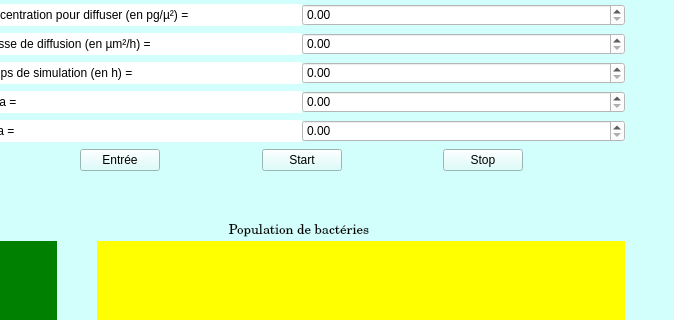
First picture: the form in Application/src/Ui_Simulation.ui, repository enzo-viguier/Cellulose-21, before the edit; both pictures show x 521 to 1195 and y 234 to 554 of the 1195 by 844 pixel window.
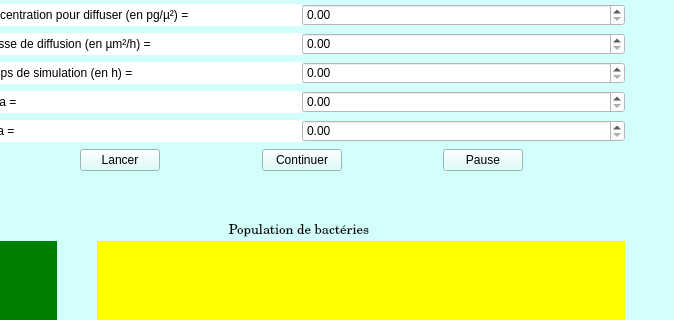
Second picture: the form after the edit. Custom widgets are drawn as their Qt base class.

Commit message: Changement de l'interface (nom des boutons)

```diff
--- a/Application/src/Ui_Simulation.ui
+++ b/Application/src/Ui_Simulation.ui
@@ -362,7 +362,7 @@
                  </size>
                 </property>
                 <property name="text">
-                 <string>Entrée</string>
+                 <string>Lancer</string>
                 </property>
                </widget>
               </item>
@@ -382,7 +382,7 @@
               <item>
                <widget class="QPushButton" name="start">
                 <property name="text">
-                 <string>Start</string>
+                 <string>Continuer</string>
                 </property>
                </widget>
               </item>
@@ -402,7 +402,7 @@
               <item>
                <widget class="QPushButton" name="stop">
                 <property name="text">
-                 <string>Stop</string>
+                 <string>Pause</string>
                 </property>
                </widget>
               </item>
```
The commit also changes 1 other file.
